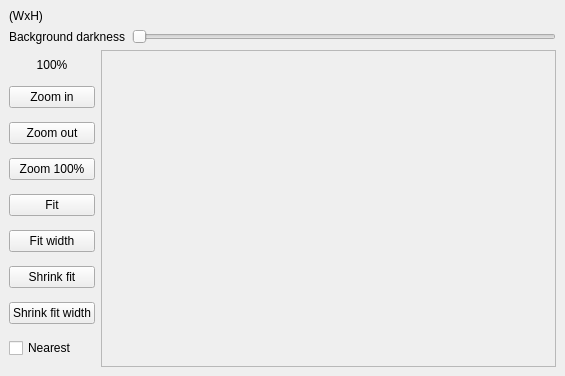
xoreos/phaethon, file ui/previewimage.ui: the form before one commit.
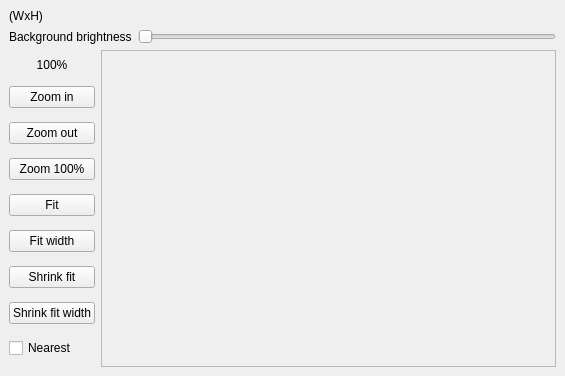
The form after the commit.

Patch:
```diff
--- a/ui/previewimage.ui
+++ b/ui/previewimage.ui
@@ -45,8 +45,8 @@
        <rect>
         <x>0</x>
         <y>0</y>
-        <width>556</width>
-        <height>380</height>
+        <width>565</width>
+        <height>376</height>
        </rect>
       </property>
       <layout class="QGridLayout" name="gridLayout">
@@ -62,7 +62,7 @@
          <item>
           <widget class="QLabel" name="label_2">
            <property name="text">
-            <string>Background darkness</string>
+            <string>Background brightness</string>
            </property>
           </widget>
          </item>
```
